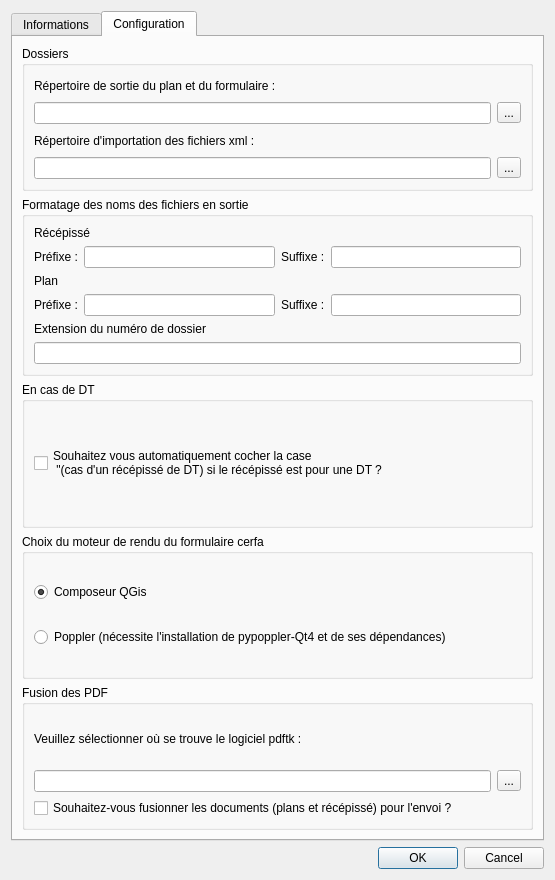
Qt form DICT_dialog_config.ui (Oslandia/DICT) before a commit.
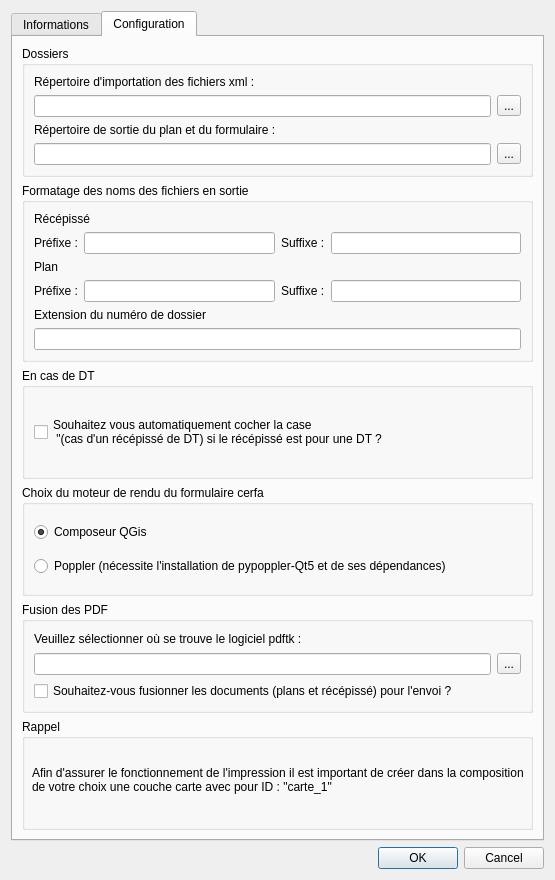
The same form after that commit. The open tabs and pages were chosen to show the change.

Diff of the .ui file:
```diff
--- a/DICT_dialog_config.ui
+++ b/DICT_dialog_config.ui
@@ -281,27 +281,6 @@
           <string>Dossiers</string>
          </property>
          <layout class="QVBoxLayout" name="verticalLayout_13">
-          <item>
-           <layout class="QGridLayout" name="gridLayout">
-            <item row="0" column="0">
-             <widget class="QLabel" name="label_14">
-              <property name="text">
-               <string>Répertoire de sortie du plan et du formulaire :</string>
-              </property>
-             </widget>
-            </item>
-            <item row="1" column="0">
-             <widget class="QLineEdit" name="configRep"/>
-            </item>
-            <item row="1" column="1">
-             <widget class="QToolButton" name="toolButton">
-              <property name="text">
-               <string>...</string>
-              </property>
-             </widget>
-            </item>
-           </layout>
-          </item>
           <item>
            <layout class="QGridLayout" name="gridLayout_2">
             <item row="0" column="0">
@@ -323,6 +302,27 @@
             </item>
            </layout>
           </item>
+          <item>
+           <layout class="QGridLayout" name="gridLayout">
+            <item row="0" column="0">
+             <widget class="QLabel" name="label_14">
+              <property name="text">
+               <string>Répertoire de sortie du plan et du formulaire :</string>
+              </property>
+             </widget>
+            </item>
+            <item row="1" column="0">
+             <widget class="QLineEdit" name="configRep"/>
+            </item>
+            <item row="1" column="1">
+             <widget class="QToolButton" name="toolButton">
+              <property name="text">
+               <string>...</string>
+              </property>
+             </widget>
+            </item>
+           </layout>
+          </item>
          </layout>
         </widget>
        </item>
@@ -447,7 +447,7 @@
           <item>
            <widget class="QRadioButton" name="radioPoppler">
             <property name="text">
-             <string>Poppler (nécessite l'installation de pypoppler-Qt4 et de ses dépendances)</string>
+             <string>Poppler (nécessite l'installation de pypoppler-Qt5 et de ses dépendances)</string>
             </property>
            </widget>
           </item>
@@ -491,6 +491,30 @@
          </layout>
         </widget>
        </item>
+       <item>
+        <widget class="QGroupBox" name="groupBox_10">
+         <property name="title">
+          <string>Rappel</string>
+         </property>
+         <property name="flat">
+          <bool>false</bool>
+         </property>
+         <widget class="QLabel" name="label_19">
+          <property name="geometry">
+           <rect>
+            <x>10</x>
+            <y>30</y>
+            <width>491</width>
+            <height>61</height>
+           </rect>
+          </property>
+          <property name="text">
+           <string>Afin d'assurer le fonctionnement de l'impression il est important de créer dans la composition 
+de votre choix une couche carte avec pour ID : &quot;carte_1&quot;</string>
+          </property>
+         </widget>
+        </widget>
+       </item>
       </layout>
      </widget>
     </widget>
```
Left out of the diff: 2 changed lines with no effect on the pictures.
